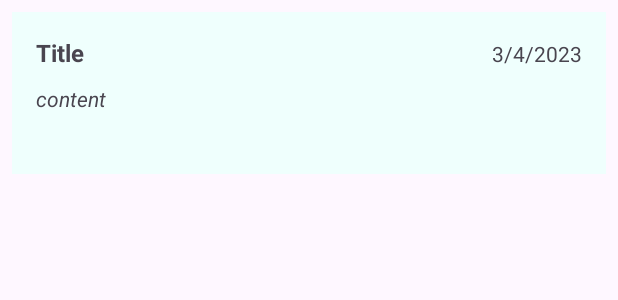
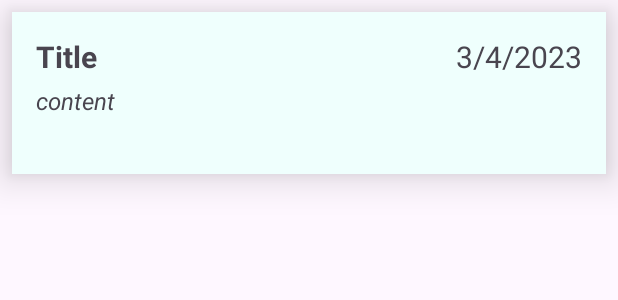
Before and after one commit to Masa97z/javaProjectForCollage, an Android app: the layout done_card.xml on its own in the app's theme, with its tools: preview values and no code run, on a phone screen of 412 x 824 dp. Shown: the top 300 px of the screen. Run offline under Robolectric (Android 15) with nearby library versions, the phone set to English and light mode, and no system bars.

Commit message:
init dead note and done note snd edit add task and complete fragment home

```diff
--- a/app/src/main/res/layout/dead_card.xml
+++ b/app/src/main/res/layout/dead_card.xml
@@ -5,7 +5,9 @@
     android:orientation="vertical"
     android:padding="16dp"
     android:background="@color/cancel"
-    android:layout_margin="8dp">
+    android:layout_margin="8dp"
+    xmlns:tools="http://schemas.android.com/tools"
+    tools:context="Ui.DeadCard">
 
     <LinearLayout
         android:layout_width="match_parent"
--- a/app/src/main/res/layout/done_card.xml
+++ b/app/src/main/res/layout/done_card.xml
@@ -2,10 +2,13 @@
 <LinearLayout xmlns:android="http://schemas.android.com/apk/res/android"
     android:layout_width="match_parent"
     android:layout_height="108dp"
+    xmlns:tools="http://schemas.android.com/tools"
     android:orientation="vertical"
     android:padding="16dp"
     android:background="@color/sec2"
-    android:layout_margin="8dp">
+    android:layout_margin="8dp"
+    android:elevation="@dimen/_16dp"
+    tools:context=".Ui.CardDone">
 
     <LinearLayout
         android:layout_width="match_parent"
@@ -19,7 +22,7 @@
             android:layout_weight="1"
             android:text="Title"
             android:textStyle="bold"
-            android:textSize="16sp"/>
+            android:textSize="20sp"/>
 
         <Space
             android:layout_width="wrap_content"
@@ -31,6 +34,7 @@
             android:layout_width="wrap_content"
             android:layout_height="wrap_content"
             android:layout_weight="1"
+            android:textSize="20sp"
             android:text="3/4/2023"
             android:gravity="end"/>
 
@@ -39,9 +43,9 @@
     <TextView
         android:id="@+id/des"
         android:layout_width="match_parent"
-        android:layout_height="36dp"
+        android:layout_height="108dp"
         android:textStyle="italic"
-        android:textSize="14sp"
+        android:textSize="16sp"
         android:paddingTop="8dp"
         android:text="content" />
 
```
Also changed, not shown: app/src/main/res/layout/fragment_add__task.xml (+4 -12 lines), app/src/main/res/layout/fragment_home.xml (+59 -5 lines).
